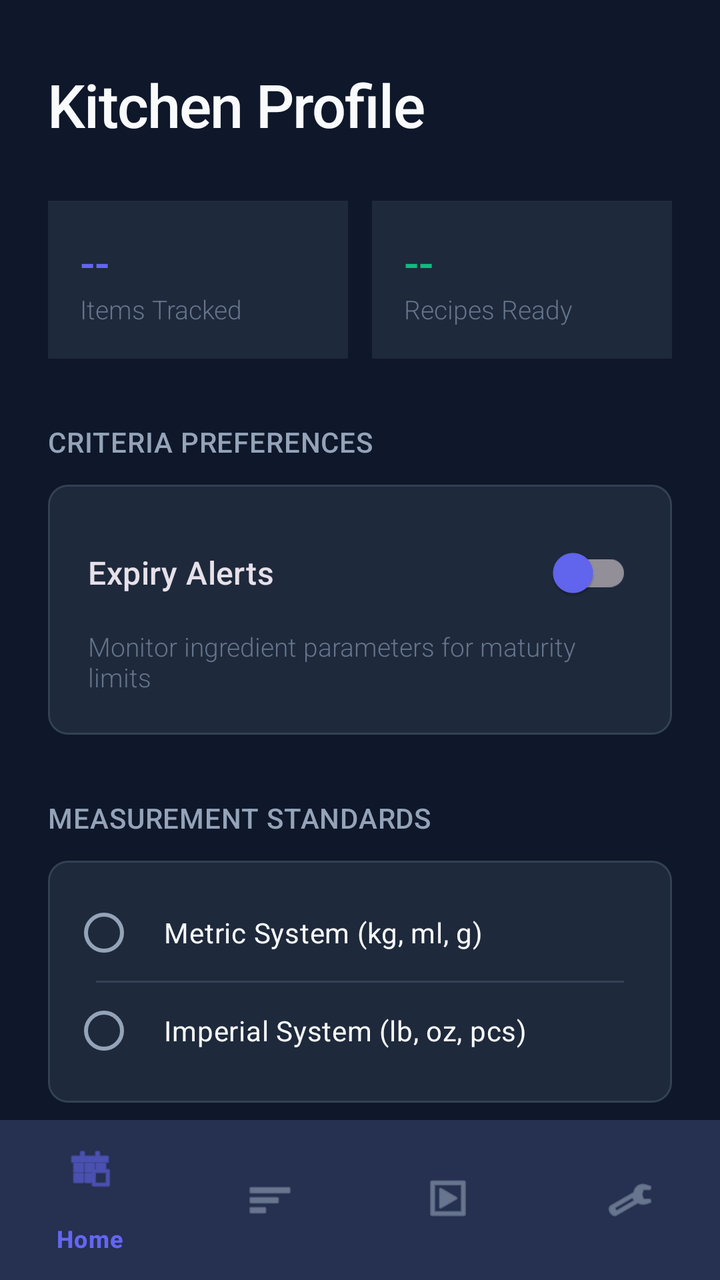
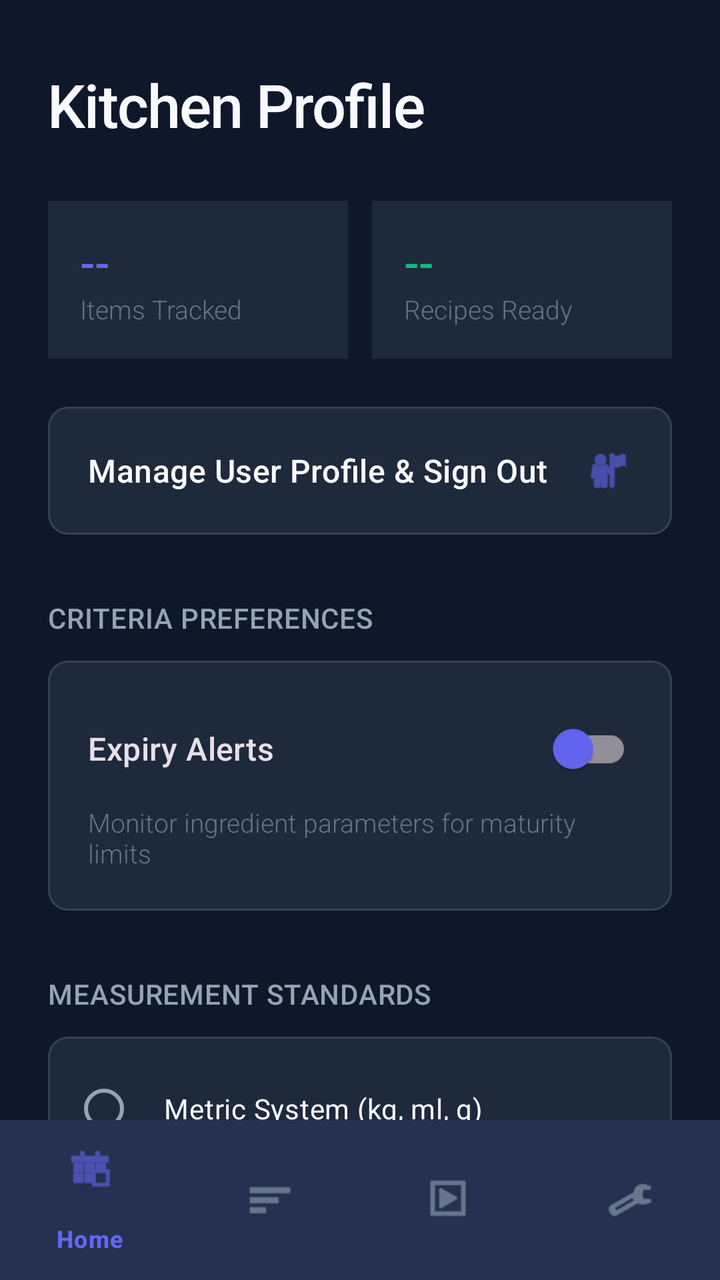

An Android layout rendered at two revisions. The XML below is the earlier revision; the diff shows what the commit changed to produce the second picture.
<!-- AndroidManifest.xml: application theme Theme.SmartPantryManager -->
<!-- res/layout/activity_settings.xml -->
<?xml version="1.0" encoding="utf-8"?>
<androidx.coordinatorlayout.widget.CoordinatorLayout
    xmlns:android="http://schemas.android.com/apk/res/android"
    xmlns:app="http://schemas.android.com/apk/res-auto"
    xmlns:tools="http://schemas.android.com/tools"
    android:layout_width="match_parent"
    android:layout_height="match_parent"
    android:background="@color/bg_deep_slate">

    <com.google.android.material.appbar.AppBarLayout
        android:layout_width="match_parent"
        android:layout_height="wrap_content"
        android:background="@color/bg_deep_slate"
        app:elevation="0dp">

        <View
            android:layout_width="match_parent"
            android:layout_height="24dp" />
    </com.google.android.material.appbar.AppBarLayout>

    <androidx.core.widget.NestedScrollView
        android:layout_width="match_parent"
        android:layout_height="match_parent"
        app:layout_behavior="@string/appbar_scrolling_view_behavior">

        <LinearLayout
            android:layout_width="match_parent"
            android:layout_height="wrap_content"
            android:orientation="vertical"
            android:paddingHorizontal="24dp"
            android:paddingTop="8dp"
            android:paddingBottom="90dp">

            
            <TextView
                android:layout_width="wrap_content"
                android:layout_height="wrap_content"
                android:text="Kitchen Profile"
                android:textAppearance="@style/AppHeadlineLarge" />

            
            <LinearLayout
                android:layout_width="match_parent"
                android:layout_height="wrap_content"
                android:layout_marginTop="28dp"
                android:orientation="horizontal"
                android:weightSum="2">

                <LinearLayout
                    android:layout_width="0dp"
                    android:layout_height="wrap_content"
                    android:layout_weight="1"
                    android:orientation="vertical"
                    android:background="@color/surface_soft_charcoal"
                    android:padding="16dp"
                    android:layout_marginEnd="6dp">
                    <TextView
                        android:id="@+id/txtProfilePantryCount"
                        android:layout_width="wrap_content"
                        android:layout_height="wrap_content"
                        android:text="--"
                        android:textSize="22sp"
                        android:fontFamily="sans-serif-medium"
                        android:textColor="@color/accent_indigo" />
                    <TextView
                        android:layout_width="wrap_content"
                        android:layout_height="wrap_content"
                        android:text="Items Tracked"
                        android:textAppearance="@style/AppBodySmall" />
                </LinearLayout>

                <LinearLayout
                    android:layout_width="0dp"
                    android:layout_height="wrap_content"
                    android:layout_weight="1"
                    android:orientation="vertical"
                    android:background="@color/surface_soft_charcoal"
                    android:padding="16dp"
                    android:layout_marginStart="6dp">
                    <TextView
                        android:id="@+id/txtProfileRecipeCount"
                        android:layout_width="wrap_content"
                        android:layout_height="wrap_content"
                        android:text="--"
                        android:textSize="22sp"
                        android:fontFamily="sans-serif-medium"
                        android:textColor="@color/success_green" />
                    <TextView
                        android:layout_width="wrap_content"
                        android:layout_height="wrap_content"
                        android:text="Recipes Ready"
                        android:textAppearance="@style/AppBodySmall" />
                </LinearLayout>
            </LinearLayout>

            <TextView
                android:layout_width="wrap_content"
                android:layout_height="wrap_content"
                android:layout_marginTop="32dp"
                android:text="CRITERIA PREFERENCES"
                android:textAppearance="@style/AppTitleSmall" />

            <com.google.android.material.card.MaterialCardView
                android:layout_width="match_parent"
                android:layout_height="wrap_content"
                android:layout_marginTop="12dp"
                app:cardElevation="0dp"
                app:cardCornerRadius="10dp"
                app:strokeWidth="1dp"
                app:strokeColor="@color/stroke_subtle">

                <LinearLayout
                    android:layout_width="match_parent"
                    android:layout_height="wrap_content"
                    android:orientation="vertical"
                    android:padding="20dp"
                    android:background="@color/surface_soft_charcoal">

                    <com.google.android.material.switchmaterial.SwitchMaterial
                        android:id="@+id/switchExpiryAlert"
                        android:layout_width="match_parent"
                        android:layout_height="wrap_content"
                        android:text="Expiry Alerts"
                        android:textAppearance="@style/AppTitleMedium"
                        app:thumbTint="@color/accent_indigo" />

                    <TextView
                        android:layout_width="match_parent"
                        android:layout_height="wrap_content"
                        android:layout_marginTop="4dp"
                        android:text="Monitor ingredient parameters for maturity limits"
                        android:textAppearance="@style/AppBodySmall" />
                </LinearLayout>
            </com.google.android.material.card.MaterialCardView>

            <TextView
                android:layout_width="wrap_content"
                android:layout_height="wrap_content"
                android:layout_marginTop="32dp"
                android:text="MEASUREMENT STANDARDS"
                android:textAppearance="@style/AppTitleSmall" />

            <com.google.android.material.card.MaterialCardView
                android:layout_width="match_parent"
                android:layout_height="wrap_content"
                android:layout_marginTop="12dp"
                app:cardElevation="0dp"
                app:cardCornerRadius="10dp"
                app:strokeWidth="1dp"
                app:strokeColor="@color/stroke_subtle">

                <RadioGroup
                    android:id="@+id/radioUnits"
                    android:layout_width="match_parent"
                    android:layout_height="wrap_content"
                    android:padding="12dp"
                    android:background="@color/surface_soft_charcoal">

                    <RadioButton
                        android:id="@+id/radioMetric"
                        android:layout_width="match_parent"
                        android:layout_height="wrap_content"
                        android:padding="14dp"
                        android:text="Metric System (kg, ml, g)"
                        android:buttonTint="@color/accent_indigo"
                        android:textColor="@color/text_high_contrast" />

                    <View
                        android:layout_width="match_parent"
                        android:layout_height="1dp"
                        android:background="@color/stroke_subtle"
                        android:layout_marginHorizontal="12dp" />

                    <RadioButton
                        android:id="@+id/radioImperial"
                        android:layout_width="match_parent"
                        android:layout_height="wrap_content"
                        android:padding="14dp"
                        android:text="Imperial System (lb, oz, pcs)"
                        android:buttonTint="@color/accent_indigo"
                        android:textColor="@color/text_high_contrast" />
                </RadioGroup>
            </com.google.android.material.card.MaterialCardView>

        </LinearLayout>
    </androidx.core.widget.NestedScrollView>

    <com.google.android.material.bottomnavigation.BottomNavigationView
        android:id="@+id/bottomNav"
        android:layout_width="match_parent"
        android:layout_height="wrap_content"
        android:layout_gravity="bottom"
        app:menu="@menu/bottom_nav_menu"
        style="@style/AppBottomNavStyle" />

</androidx.coordinatorlayout.widget.CoordinatorLayout>
<!-- resources referenced by this layout -->
<resources>
  <color name="accent_indigo">#6366F1</color>
  <color name="bg_deep_slate">#0F172A</color>
  <color name="stroke_subtle">#334155</color>
  <color name="success_green">#10B981</color>
  <color name="surface_soft_charcoal">#1E293B</color>
  <color name="text_high_contrast">#F8FAFC</color>
  <style name="AppBodySmall">
          <item name="android:textColor">@color/text_low_contrast</item>
          <item name="android:textSize">13sp</item>
          <item name="android:fontFamily">sans-serif-light</item>
      </style>
  <style name="AppBottomNavStyle" parent="Widget.Material3.BottomNavigationView">
          <item name="backgroundTint">@color/surface_soft_charcoal</item>
          <item name="itemIconTint">@color/nav_item_tint</item>
          <item name="itemTextColor">@color/nav_item_tint</item>
          <item name="itemRippleColor">@color/accent_indigo_ripple</item>
          <item name="elevation">8dp</item>
      </style>
  <style name="AppHeadlineLarge">
          <item name="android:textColor">@color/text_high_contrast</item>
          <item name="android:textSize">30sp</item>
          <item name="android:fontFamily">sans-serif-medium</item>
          <item name="android:letterSpacing">-0.02</item>
      </style>
  <style name="AppTitleMedium">
          <item name="android:textColor">@color/text_high_contrast</item>
          <item name="android:textSize">16sp</item>
          <item name="android:fontFamily">sans-serif-medium</item>
          <item name="android:letterSpacing">0.01</item>
      </style>
  <style name="AppTitleSmall">
          <item name="android:textColor">@color/text_medium_contrast</item>
          <item name="android:textSize">14sp</item>
          <item name="android:fontFamily">sans-serif-medium</item>
          <item name="android:letterSpacing">0.02</item>
      </style>
  <style name="Theme.SmartPantryManager" parent="Base.Theme.SmartPantryManager" />
  <color name="text_low_contrast">#64748B</color>
  <color name="accent_indigo_ripple">#334F46E5</color>
  <color name="text_medium_contrast">#94A3B8</color>
  <color name="white">#FFFFFF</color>
  <color name="accent_indigo_variant">#4F46E5</color>
  <style name="AppBodyLarge">
          <item name="android:textColor">@color/text_medium_contrast</item>
          <item name="android:textSize">15sp</item>
          <item name="android:fontFamily">sans-serif</item>
          <item name="android:letterSpacing">0.01</item>
      </style>
  <style name="AppCardStyle" parent="Widget.Material3.CardView.Elevated">
          <item name="cardBackgroundColor">@color/surface_soft_charcoal</item>
          <item name="cardCornerRadius">12dp</item>
          <item name="cardElevation">0dp</item>
          <item name="strokeColor">@color/stroke_subtle</item>
          <item name="strokeWidth">1dp</item>
      </style>
  <style name="AppTextInputStyle" parent="Widget.Material3.TextInputLayout.OutlinedBox">
          <item name="boxStrokeColor">@color/accent_indigo</item>
          <item name="boxCornerRadiusTopStart">8dp</item>
          <item name="boxCornerRadiusTopEnd">8dp</item>
          <item name="boxCornerRadiusBottomStart">8dp</item>
          <item name="boxCornerRadiusBottomEnd">8dp</item>
          <item name="hintTextColor">@color/text_medium_contrast</item>
          <item name="android:textColorHint">@color/text_low_contrast</item>
      </style>
  <!-- unchanged entries left out for length: 1 -->
</resources>

<!-- the commit's change to res/layout/activity_settings.xml (unified diff, before → after) -->
@@ -93,6 +93,44 @@
                 </LinearLayout>
             </LinearLayout>
 
+            
+            <com.google.android.material.card.MaterialCardView
+                android:id="@+id/cardManageProfile"
+                android:layout_width="match_parent"
+                android:layout_height="wrap_content"
+                android:layout_marginTop="24dp"
+                android:clickable="true"
+                android:focusable="true"
+                app:cardElevation="0dp"
+                app:cardCornerRadius="10dp"
+                app:strokeWidth="1dp"
+                app:strokeColor="@color/stroke_subtle">
+
+                <LinearLayout
+                    android:layout_width="match_parent"
+                    android:layout_height="wrap_content"
+                    android:orientation="horizontal"
+                    android:gravity="center_vertical"
+                    android:padding="20dp"
+                    android:background="@color/surface_soft_charcoal">
+
+                    <TextView
+                        android:layout_width="0dp"
+                        android:layout_height="wrap_content"
+                        android:layout_weight="1"
+                        android:text="Manage User Profile &amp; Sign Out"
+                        android:textColor="@color/text_high_contrast"
+                        android:textAppearance="@style/AppTitleMedium" />
+
+                    <ImageView
+                        android:layout_width="24dp"
+                        android:layout_height="24dp"
+                        android:src="@android:drawable/ic_menu_myplaces"
+                        app:tint="@color/accent_indigo"
+                        android:contentDescription="Profile" />
+                </LinearLayout>
+            </com.google.android.material.card.MaterialCardView>
+
             <TextView
                 android:layout_width="wrap_content"
                 android:layout_height="wrap_content"
